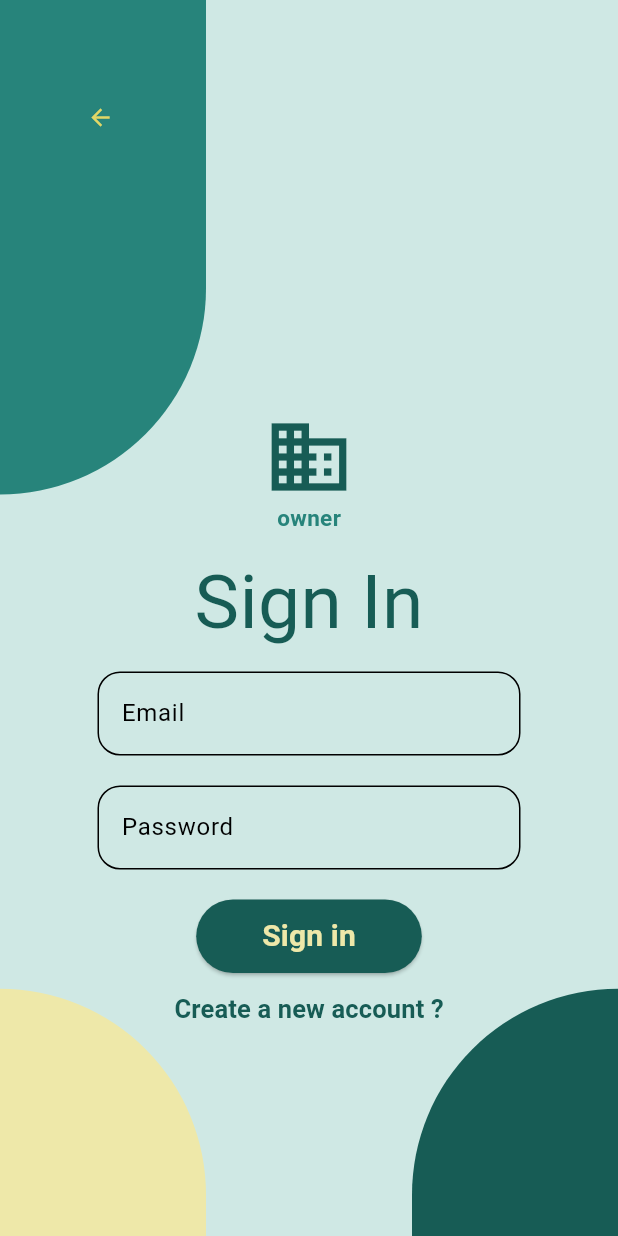
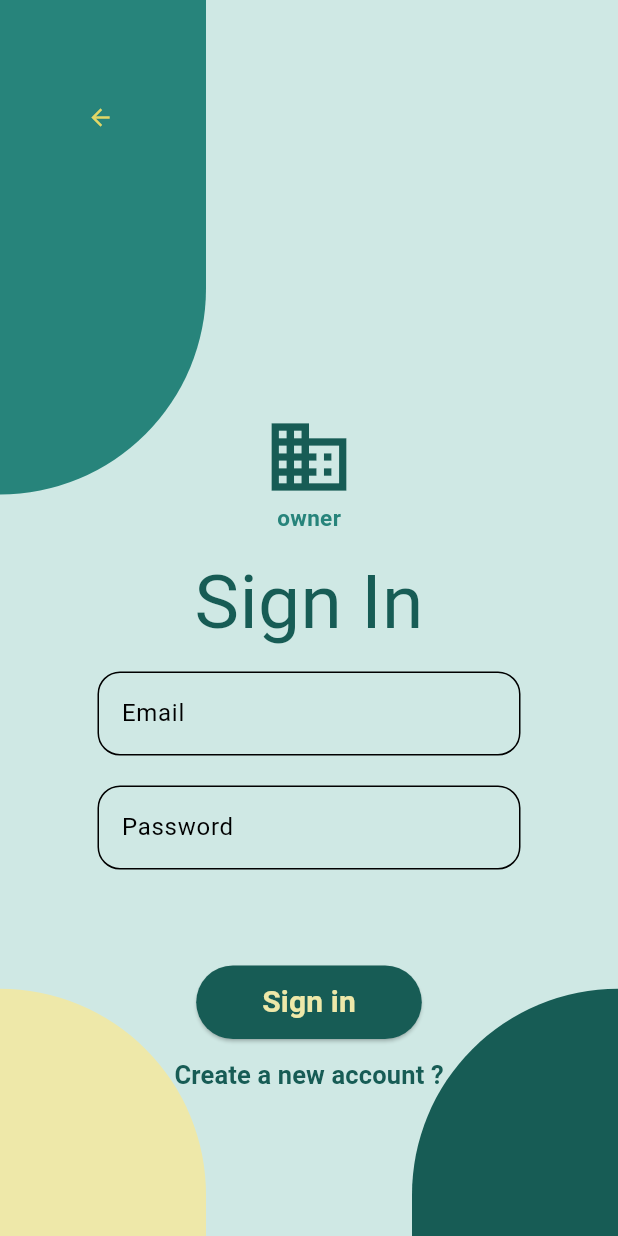
Before and after one commit to saleh-ioio/safeerv3, a Flutter app: the screen it shows after launch, after a tap on "Get Started", after a tap on "Admin", on a phone screen of 412 x 824 dp. Run offline on Flutter 3.47's test engine with Material 3 defaults, Android fonts, the light colour scheme and no system bars; our stand-ins replace cloud_firestore, firebase_auth, firebase_core, flutter_map, latlong2, loading_animation_widget and 1 more; missing offline and left inert: clipboard, latlng; accounts and stored records are empty.

Commit message:
finished the sign in page validation

```diff
--- a/lib/screens/authenticate/signIn.dart
+++ b/lib/screens/authenticate/signIn.dart
@@ -149,6 +149,18 @@ class _SignInState extends State<SignIn> {
                                 },
                               ),
                             ),
+                            //error Text for form errors
+                           Container(
+                                  margin: EdgeInsets.symmetric(
+                                      vertical: 10, horizontal: 15),
+                                  child: Text(
+                                    '$error',
+                                    style: TextStyle(
+                                        color: AppColors.red,
+                                        fontWeight: FontWeight.bold,
+                                        fontSize: 17),
+                                  )),
+
                             ElevatedButton(
                               style: ButtonStyle(
                                 backgroundColor: MaterialStateProperty.all<Color>(
@@ -158,6 +170,7 @@ class _SignInState extends State<SignIn> {
                                 if (_formKey.currentState!.validate()) {
                                   setState(() {
                                     isLoading = true;
+                                    error = '';
                                   });
                                   dynamic result =
                                       await _auth.signInWithEmailAndPassword(
@@ -166,7 +179,7 @@ class _SignInState extends State<SignIn> {
                                   if (result == null) {
                                     setState(() {
                                       error =
-                                          'Could not sign in with those credentials';
+                                          'either email or password is incorrect';
                                     });
                                   } else {
                                     print('signed in');
```
